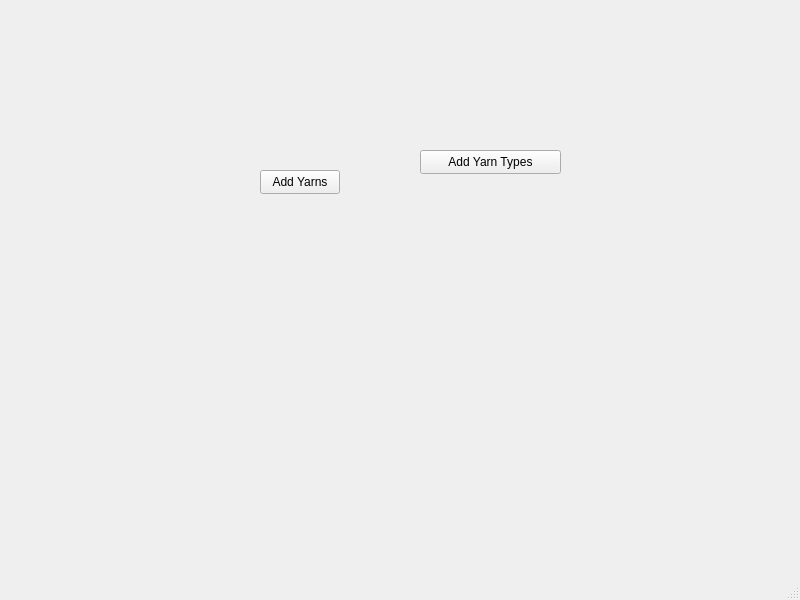
msd/yarn, file mainwindow.ui: the form before one commit.
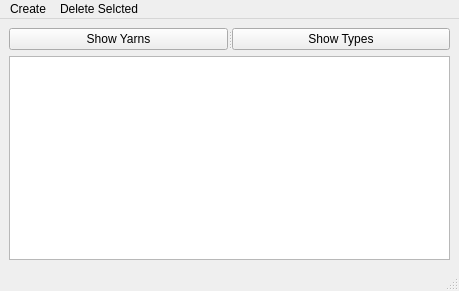
The form after the commit. Icons and pictures are not drawn.

Commit message: Added breeze stylesheets and list widget for displaying items

Patch:
```diff
--- a/mainwindow.ui
+++ b/mainwindow.ui
@@ -6,50 +6,74 @@
    <rect>
     <x>0</x>
     <y>0</y>
-    <width>800</width>
-    <height>600</height>
+    <width>459</width>
+    <height>291</height>
    </rect>
   </property>
   <property name="windowTitle">
-   <string>MainWindow</string>
+   <string>Wooly Qooo Tea</string>
+  </property>
+  <property name="accessibleName">
+   <string>Wooly Yarn Management</string>
+  </property>
+  <property name="accessibleDescription">
+   <string>Yarn inventrory management software</string>
+  </property>
+  <property name="styleSheet">
+   <string notr="true"/>
   </property>
   <widget class="QWidget" name="centralwidget">
-   <widget class="QPushButton" name="add_yarn">
-    <property name="geometry">
-     <rect>
-      <x>260</x>
-      <y>170</y>
-      <width>80</width>
-      <height>24</height>
-     </rect>
-    </property>
-    <property name="text">
-     <string>Add Yarns</string>
-    </property>
-   </widget>
-   <widget class="QPushButton" name="add_type">
-    <property name="geometry">
-     <rect>
-      <x>420</x>
-      <y>150</y>
-      <width>141</width>
-      <height>24</height>
-     </rect>
-    </property>
-    <property name="text">
-     <string>Add Yarn Types</string>
-    </property>
-   </widget>
+   <layout class="QVBoxLayout" name="verticalLayout">
+    <item>
+     <widget class="QSplitter" name="splitter">
+      <property name="orientation">
+       <enum>Qt::Horizontal</enum>
+      </property>
+      <widget class="QPushButton" name="show_items">
+       <property name="text">
+        <string>Show Yarns</string>
+       </property>
+      </widget>
+      <widget class="QPushButton" name="show_types">
+       <property name="text">
+        <string>Show Types</string>
+       </property>
+      </widget>
+     </widget>
+    </item>
+    <item>
+     <widget class="QListWidget" name="listWidget"/>
+    </item>
+   </layout>
   </widget>
   <widget class="QMenuBar" name="menubar">
    <property name="geometry">
     <rect>
      <x>0</x>
      <y>0</y>
-     <width>800</width>
+     <width>459</width>
      <height>21</height>
     </rect>
    </property>
+   <widget class="QMenu" name="menuCreate">
+    <property name="title">
+     <string>Create</string>
+    </property>
+    <addaction name="actionAdd_Yarns"/>
+    <addaction name="actionAdd_Yarn_Types"/>
+    <addaction name="separator"/>
+   </widget>
+   <widget class="QMenu" name="menuDelete_Selcted">
+    <property name="mouseTracking">
+     <bool>true</bool>
+    </property>
+    <property name="title">
+     <string>Delete Selcted</string>
+    </property>
+    <addaction name="actionLOLdelte"/>
+   </widget>
+   <addaction name="menuCreate"/>
+   <addaction name="menuDelete_Selcted"/>
   </widget>
   <widget class="QStatusBar" name="statusbar"/>
  </widget>
```
Left out of the diff: 76 changed lines with no effect on the pictures. The commit also changes 4 other files.
